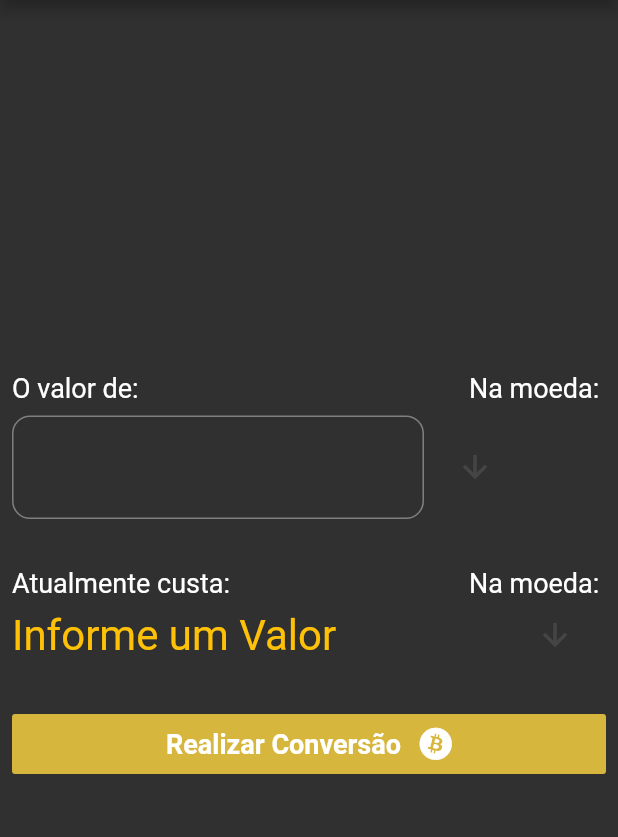
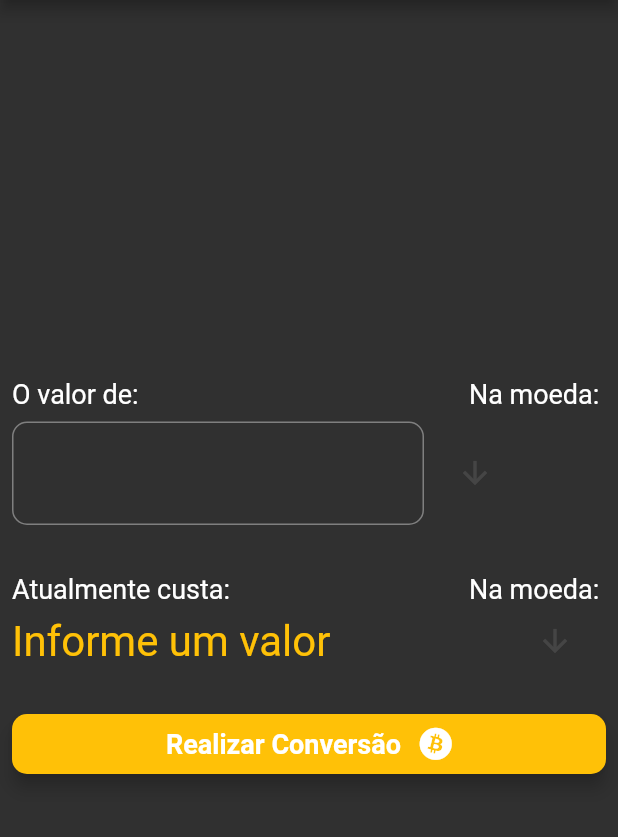
Before and after one commit to leohsmedeiros/CurrencyAppF, a Flutter app: the screen it shows after launch, after a tap on "Realizar Conversão", on a phone screen of 412 x 824 dp, the part 84-921 px from its top. Run offline on Flutter 3.47's test engine with Material 2 defaults, Android fonts, the phone set to English and light mode, and no system bars; our stand-ins replace font_awesome_flutter; network calls fail; Roboto replaces fonts that are missing (Georgia, Hind).

Commit message:
Organização de responsabilidades, para o service e o widget se comunicarem;

```diff
--- a/lib/screens/currency_converter_screen.dart
+++ b/lib/screens/currency_converter_screen.dart
@@ -1,9 +1,7 @@
-import 'dart:async';
-import 'dart:convert';
+import 'package:currency_app/services/currency_service.dart';
 import 'package:currency_app/widgets/text_field_generic.dart';
 import 'package:flutter/material.dart';
 import 'package:font_awesome_flutter/font_awesome_flutter.dart';
-import 'package:http/http.dart' as http;
 
 class CurrencyConverter extends StatefulWidget {
   @override
@@ -15,22 +13,28 @@ class _CurrencyConverterState extends State<CurrencyConverter> {
   String fromCurrency = "BRL";
   String toCurrency = "USD";
   String result;
-  List<String> currencies = [];
+  var init;
+
+  final service = CurrencyService();
 
   @override
   void initState() {
     super.initState();
-    _loadCurrencies();
-
+    service.loadCurrencies();
   }
 
   @override
   Widget build(BuildContext context) {
+    Future.delayed(Duration(milliseconds: 400), (){
+      setState(() {
+
+      });
+    });
     return Scaffold(
       appBar: AppBar(
         title: Text("Currency Converter"),
       ),
-      body: currencies == null
+      body: service.currencies == null
           ? Center(child: CircularProgressIndicator())
           : Padding(
               padding: const EdgeInsets.all(8.0),
@@ -74,7 +78,7 @@ class _CurrencyConverterState extends State<CurrencyConverter> {
                   Row(
                     mainAxisAlignment: MainAxisAlignment.spaceBetween,
                     children: [
-                      Text(result != null ? result : "Informe um Valor", style: TextStyle(fontSize: 28.0, color: Colors.amber)),
+                      Text(result != null ? result : "Informe um valor", style: TextStyle(fontSize: 28.0, color: Colors.amber)),
                       Expanded(child: Container()),
                       _buildDropDownButton(toCurrency),
                       SizedBox(
@@ -85,9 +89,17 @@ class _CurrencyConverterState extends State<CurrencyConverter> {
                   SizedBox(
                     height: 32.0,
                   ),
-                  FlatButton(
+                  GestureDetector(
+                    onTap: () async {
+                      result = await service.doConversion(text: fromTextController.text, from: fromCurrency, to: toCurrency);
+                      setState(() {});
+                    },
+                    child: SizedBox(
                       height: 40.0,
-                    color: Colors.amberAccent.withOpacity(0.8),
+                      child: Material(
+                        borderRadius: BorderRadius.circular(10.0),
+                        color: Colors.amber,
+                        elevation: 5.0,
                         child: Row(
                           mainAxisAlignment: MainAxisAlignment.center,
                           children: [
@@ -105,36 +117,13 @@ class _CurrencyConverterState extends State<CurrencyConverter> {
                             ),
                           ],
                         ),
-                    onPressed: _doConversion,
+                      ),
+                    ),
                   ),
                 ],
               ),
             ),
     );
-  }
-
-  Future<String> _loadCurrencies() async {
-    String uri = "https://api.exchangeratesapi.io/latest";
-    var response = await http
-        .get(Uri.encodeFull(uri), headers: {"Accept": "application/json"});
-    var responseBody = json.decode(response.body);
-    Map curMap = responseBody['rates'];
-    currencies = curMap.keys.toList();
-    setState(() {});
-    print(currencies);
-    return "Success";
-  }
-
-  Future<String> _doConversion() async {
-    String uri = "https://api.exchangeratesapi.io/latest?base=$fromCurrency&symbols=$toCurrency";
-    var response = await http
-        .get(Uri.encodeFull(uri), headers: {"Accept": "application/json"});
-    var responseBody = json.decode(response.body);
-    setState(() {
-      result = (double.parse(fromTextController.text) * (responseBody["rates"][toCurrency])).toString();
-    });
-    print(result);
-    return "Success";
   }
 
   Widget _buildDropDownButton(String currencyCategory) {
@@ -143,7 +132,7 @@ class _CurrencyConverterState extends State<CurrencyConverter> {
       underline: Container(),
       icon: Icon(Icons.arrow_downward),
       iconEnabledColor: Colors.white,
-      items: currencies
+      items: service.currencies
           .map((String value) => DropdownMenuItem(
                 value: value,
                 child: Text(value),
--- /dev/null
+++ b/lib/services/currency_service.dart
@@ -0,0 +1,31 @@
+import 'dart:convert';
+
+import 'package:flutter/material.dart';
+import 'package:http/http.dart' as http;
+
+class CurrencyService {
+  List<String> currencies = [];
+
+  Future<List<String>> loadCurrencies() async {
+    String uri = "https://api.exchangeratesapi.io/latest";
+    var response = await http.get(Uri.encodeFull(uri), headers: {"Accept": "application/json"});
+    var responseBody = json.decode(response.body);
+    Map curMap = responseBody['rates'];
+    currencies = curMap.keys.toList();
+    print(currencies);
+    return currencies;
+  }
+
+  Future<String> doConversion({@required String text, @required String from, @required String to}) async {
+    String uri = "https://api.exchangeratesapi.io/latest?base=$from&symbols=$to";
+    var response = await http.get(Uri.encodeFull(uri), headers: {"Accept": "application/json"});
+    var responseBody = json.decode(response.body);
+    var result;
+      if (text != "")  result = (double.parse(text) * (responseBody["rates"][to])).toStringAsFixed(8);
+      if (text == "") text = 0.toString();
+    print(result);
+    return result;
+  }
+
+
+}
--- a/lib/widgets/text_field_generic.dart
+++ b/lib/widgets/text_field_generic.dart
@@ -23,8 +23,8 @@ class TextFieldGeneric extends StatelessWidget {
         decoration: InputDecoration(
             labelText: label,
             labelStyle: TextStyle(color: Colors.amber),
-            border: OutlineInputBorder(borderRadius: BorderRadius.circular(12.0), borderSide: BorderSide(color: Colors.amberAccent)),
-            focusedBorder: OutlineInputBorder(borderRadius: BorderRadius.circular(12.0), borderSide: BorderSide(color: Colors.amberAccent)),
+            border: OutlineInputBorder(borderRadius: BorderRadius.circular(10.0), borderSide: BorderSide(color: Colors.amberAccent)),
+            focusedBorder: OutlineInputBorder(borderRadius: BorderRadius.circular(10.0), borderSide: BorderSide(color: Colors.amberAccent)),
             prefixText: prefix),
         style: TextStyle(color: Colors.amber, fontSize: 25.0),
         onChanged: callbackFunction,
```
Lines whose indentation alone changed are shown as unchanged.
